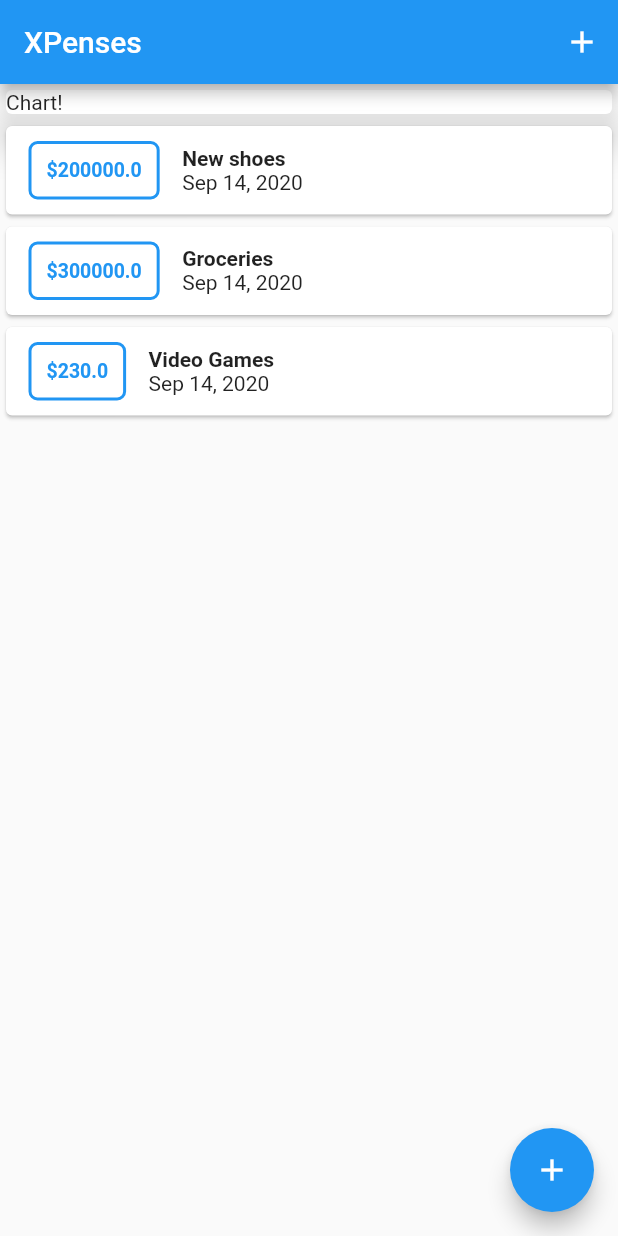
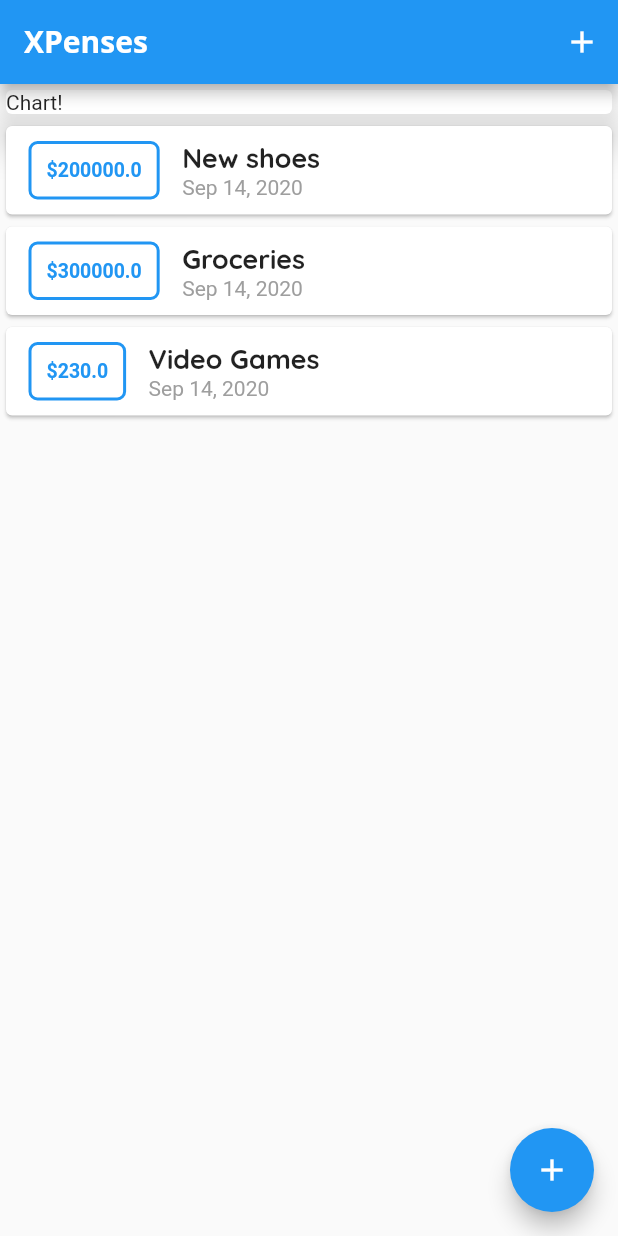
Before and after one commit to ellipe/XPenses, a Flutter app: the screen it shows after launch, on a phone screen of 412 x 824 dp. Run offline on Flutter 3.47's test engine with Material 2 defaults, Android fonts, the phone set to English and light mode, and no system bars.

Commit message:
added external assets like fonts...
- more theming...

```diff
--- a/lib/main.dart
+++ b/lib/main.dart
@@ -14,7 +14,23 @@ class App extends StatelessWidget {
     return MaterialApp(
       title: 'XPenses',
       theme: ThemeData(
+        fontFamily: 'Quicksand',
         primarySwatch: Colors.blue,
+        textTheme: ThemeData.light().textTheme.copyWith(
+              headline6: TextStyle(
+                fontSize: 18,
+                fontWeight: FontWeight.bold,
+              ),
+            ),
+        appBarTheme: AppBarTheme(
+          textTheme: ThemeData.light().textTheme.copyWith(
+                headline6: TextStyle(
+                  fontFamily: 'OpenSans',
+                  fontSize: 20,
+                  fontWeight: FontWeight.bold,
+                ),
+              ),
+        ),
         // This makes the visual density adapt to the platform that you run
         // the app on. For desktop platforms, the controls will be smaller and
         // closer together (more dense) than on mobile platforms.
--- a/lib/widgets/TransactionItem.dart
+++ b/lib/widgets/TransactionItem.dart
@@ -37,12 +37,13 @@ class TransactionItem extends StatelessWidget {
         Column(crossAxisAlignment: CrossAxisAlignment.start, children: [
           Text(
             txTitle,
-                    style: TextStyle(
-                      fontWeight: FontWeight.w600,
-                    ),
+            style: Theme.of(context).textTheme.headline6,
           ),
           Text(
             DateFormat.yMMMd().format(txDate),
+            style: TextStyle(
+              color: Colors.grey,
+            ),
           ),
         ])
       ]),
```
Also changed, not shown: pubspec.yaml (+11 -6 lines), assets/fonts/OpenSans-Bold.ttf (added), assets/fonts/OpenSans-Regular.ttf (added), assets/fonts/Quicksand-Bold.ttf (added), assets/fonts/Quicksand-Light.ttf (added), assets/fonts/Quicksand-Medium.ttf (added), assets/fonts/Quicksand-Regular.ttf (added). Lines whose indentation alone changed are shown as unchanged.
